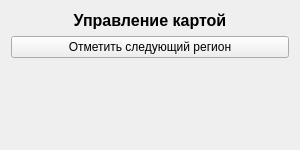
ZhizhchenkoA/U, file ui/player.ui: the form before one commit.
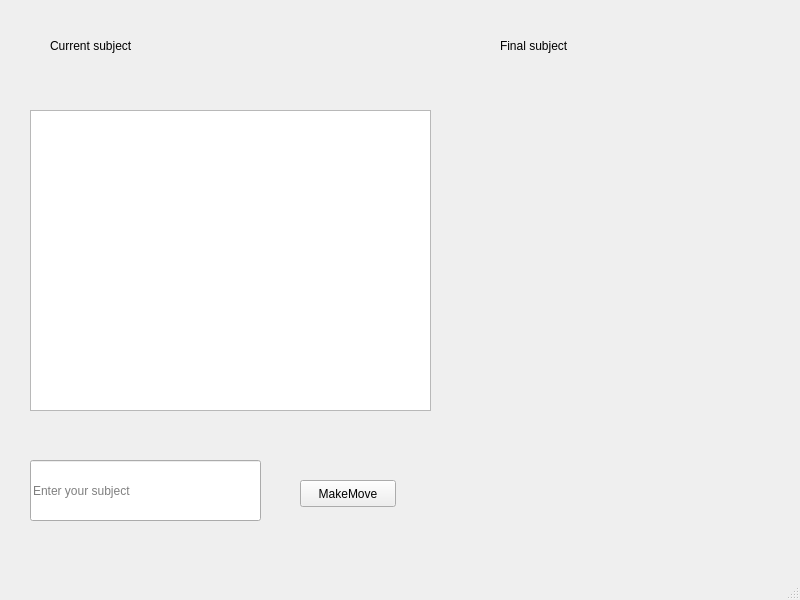
The form after the commit.

Commit message: game logic updated and player window created

```diff
--- a/ui/player.ui
+++ b/ui/player.ui
@@ -1,59 +1,96 @@
 <?xml version="1.0" encoding="UTF-8"?>
 <ui version="4.0">
- <class>ControlWindow</class>
- <widget class="QWidget" name="ControlWindow">
+ <class>PlayerWindow</class>
+ <widget class="QMainWindow" name="PlayerWindow">
   <property name="geometry">
    <rect>
     <x>0</x>
     <y>0</y>
-    <width>300</width>
-    <height>150</height>
+    <width>800</width>
+    <height>600</height>
    </rect>
   </property>
   <property name="windowTitle">
    <string>Управление</string>
   </property>
-
-  <layout class="QVBoxLayout" name="verticalLayout">
-   <item>
-    <widget class="QLabel" name="label">
-     <property name="text">
-      <string>Управление картой</string>
-     </property>
-     <property name="alignment">
-      <set>Qt::AlignCenter</set>
-     </property>
-     <property name="font">
-      <font>
-       <pointsize>12</pointsize>
-       <bold>true</bold>
-      </font>
-     </property>
-    </widget>
-   </item>
-
-   <item>
-    <widget class="QPushButton" name="visitButton">
-     <property name="text">
-      <string>Отметить следующий регион</string>
-     </property>
-    </widget>
-   </item>
-
-   <item>
-    <spacer name="verticalSpacer">
-     <property name="orientation">
-      <enum>Qt::Vertical</enum>
-     </property>
-     <property name="sizeHint">
-      <size>
-       <width>20</width>
-       <height>40</height>
-      </size>
-     </property>
-    </spacer>
-   </item>
-  </layout>
+  <widget class="QWidget" name="centralwidget">
+   <widget class="QLineEdit" name="regionInput">
+    <property name="geometry">
+     <rect>
+      <x>30</x>
+      <y>460</y>
+      <width>231</width>
+      <height>61</height>
+     </rect>
+    </property>
+    <property name="placeholderText">
+     <string>Enter your subject</string>
+    </property>
+   </widget>
+   <widget class="QLabel" name="currentRegionLabel">
+    <property name="geometry">
+     <rect>
+      <x>50</x>
+      <y>20</y>
+      <width>221</width>
+      <height>51</height>
+     </rect>
+    </property>
+    <property name="text">
+     <string>Current subject</string>
+    </property>
+   </widget>
+   <widget class="QPushButton" name="makeMoveButton">
+    <property name="geometry">
+     <rect>
+      <x>300</x>
+      <y>480</y>
+      <width>96</width>
+      <height>27</height>
+     </rect>
+    </property>
+    <property name="text">
+     <string>MakeMove</string>
+    </property>
+   </widget>
+   <widget class="QLabel" name="finalRegionLabel">
+    <property name="geometry">
+     <rect>
+      <x>500</x>
+      <y>20</y>
+      <width>271</width>
+      <height>51</height>
+     </rect>
+    </property>
+    <property name="text">
+     <string>Final subject</string>
+    </property>
+   </widget>
+   <widget class="QTextEdit" name="gameInfoText">
+    <property name="geometry">
+     <rect>
+      <x>30</x>
+      <y>110</y>
+      <width>401</width>
+      <height>301</height>
+     </rect>
+    </property>
+    <property name="readOnly">
+     <bool>true</bool>
+    </property>
+   </widget>
+  </widget>
+  <widget class="QMenuBar" name="menubar">
+   <property name="geometry">
+    <rect>
+     <x>0</x>
+     <y>0</y>
+     <width>800</width>
+     <height>24</height>
+    </rect>
+   </property>
+  </widget>
+  <widget class="QStatusBar" name="statusbar"/>
  </widget>
  <resources/>
  <connections/>
```
Left out of the diff: 2 changed lines with no effect on the pictures. The commit also changes 5 other files.
